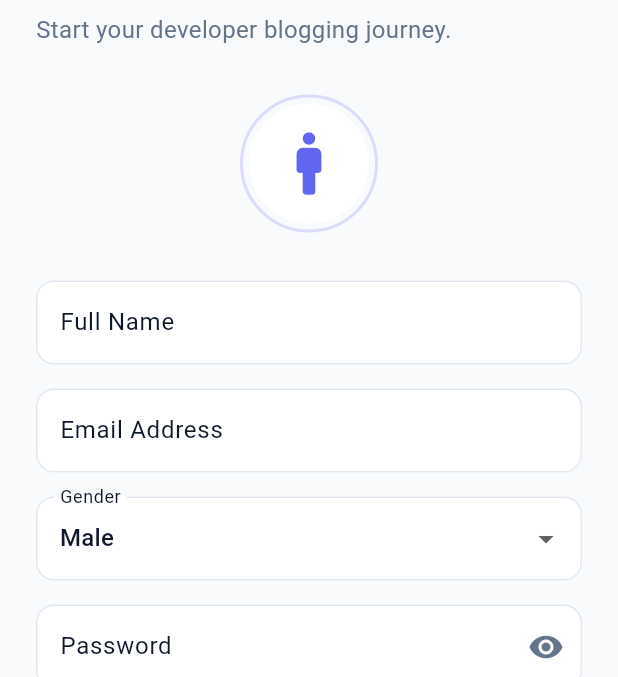
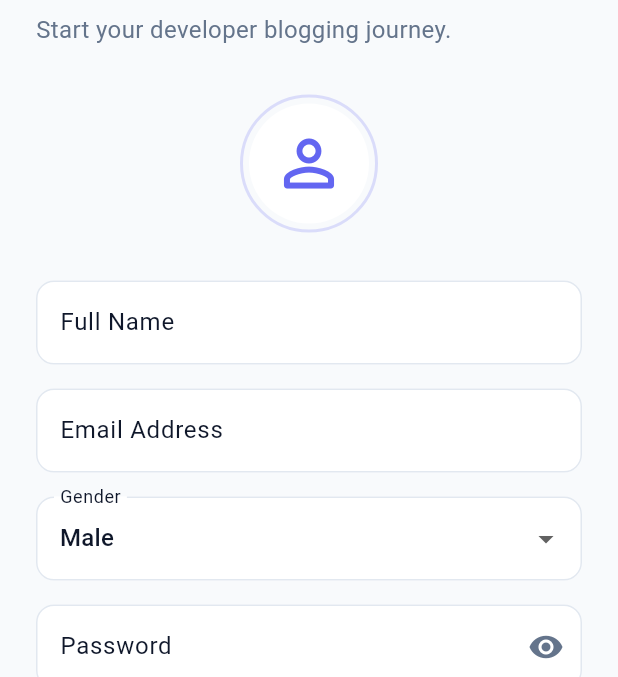
Before and after one commit to Amen252/Devblog-Mobile-App, a Flutter app: the RegisterScreen screen opened directly, after a tap on "Sign Up", on a phone screen of 412 x 824 dp, the part 264-941 px from its top. Run offline on Flutter 3.47's test engine with Material 3 defaults, Android fonts, the phone set to English and light mode, and no system bars; our stand-ins replace shared_preferences; accounts and stored records are empty; network calls fail.

Commit message:
Final Polish: Book & Pen logo and neutral User icons

```diff
--- a/app/lib/screens/post_detail_screen.dart
+++ b/app/lib/screens/post_detail_screen.dart
@@ -79,10 +79,8 @@ class PostDetailScreen extends StatelessWidget {
                     color: AppTheme.primaryColor.withOpacity(0.15),
                     shape: BoxShape.circle,
                   ),
-                  child: Icon(
-                    post.authorGender == 'female'
-                        ? Icons.woman_rounded
-                        : Icons.man_rounded,
+                  child: const Icon(
+                    Icons.person_rounded,
                     size: 24,
                     color: AppTheme.primaryColor,
                   ),
--- a/app/lib/screens/profile_screen.dart
+++ b/app/lib/screens/profile_screen.dart
@@ -108,10 +108,8 @@ class _ProfileScreenState extends State<ProfileScreen> {
                             color: AppTheme.backgroundColor,
                             shape: BoxShape.circle,
                           ),
-                          child: Icon(
-                            user?.gender == 'female'
-                                ? Icons.woman_rounded
-                                : Icons.man_rounded,
+                          child: const Icon(
+                            Icons.person_rounded,
                             size: 80,
                             color: AppTheme.primaryColor,
                           ),
--- a/app/lib/screens/register_screen.dart
+++ b/app/lib/screens/register_screen.dart
@@ -78,10 +78,8 @@ class _RegisterScreenState extends State<RegisterScreen> {
                         color: AppTheme.surfaceColor,
                         shape: BoxShape.circle,
                       ),
-                      child: Icon(
-                        _selectedGender == 'female'
-                            ? Icons.woman_rounded
-                            : Icons.man_rounded,
+                      child: const Icon(
+                        Icons.person_outline_rounded,
                         size: 50,
                         color: AppTheme.primaryColor,
                       ),
--- a/app/lib/widgets/post_card.dart
+++ b/app/lib/widgets/post_card.dart
@@ -43,10 +43,8 @@ class PostCard extends StatelessWidget {
                       color: AppTheme.primaryColor.withOpacity(0.1),
                       shape: BoxShape.circle,
                     ),
-                    child: Icon(
-                      post.authorGender == 'female'
-                          ? Icons.woman_rounded
-                          : Icons.man_rounded,
+                    child: const Icon(
+                      Icons.person_rounded,
                       size: 20,
                       color: AppTheme.primaryColor,
                     ),
```
Also changed, not shown: app/lib/screens/logo_preview.dart (+7 -0 lines), app/assets/icon/icon.png, 31 other files.
